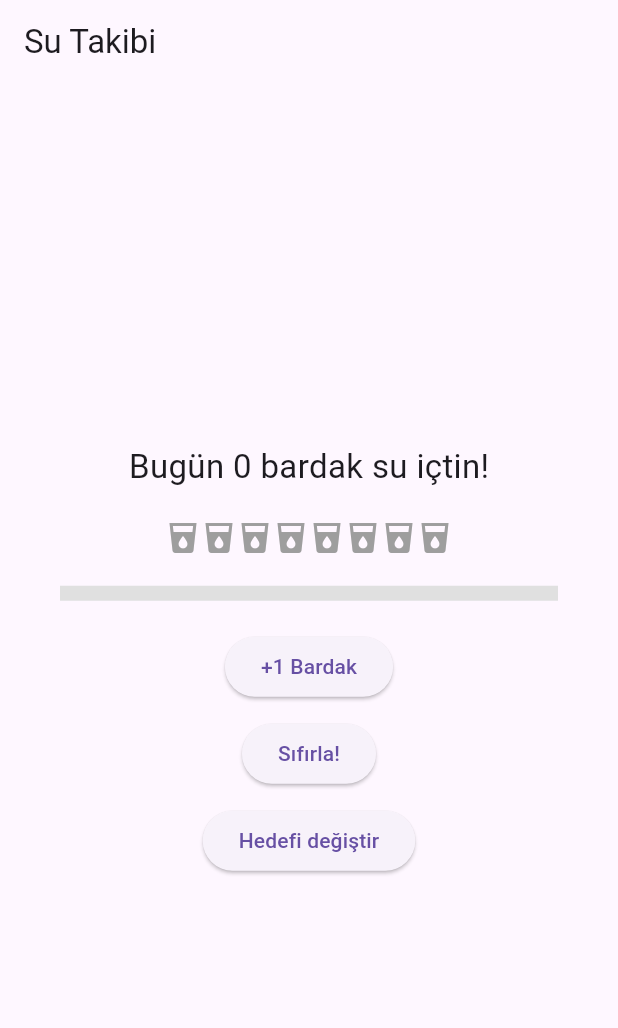
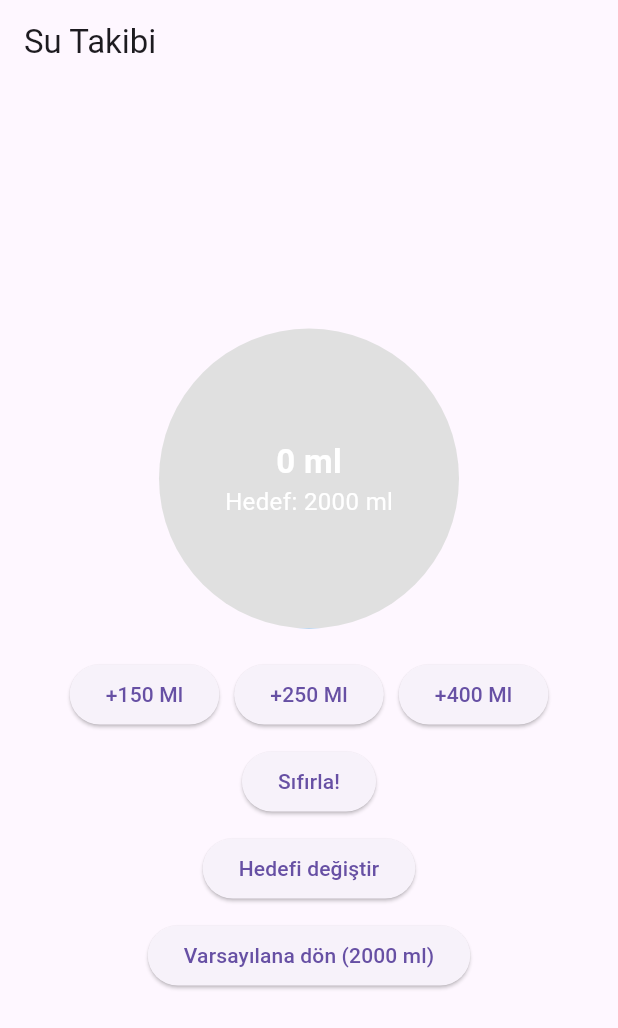
Before and after one commit to HaChaQe/Water-Track-App, a Flutter app: the screen it shows after launch, on a phone screen of 412 x 824 dp. Shown: the top 1028 px of the screen. Run offline on Flutter 3.47's test engine with Material 3 defaults, Android fonts, the phone set to English and light mode, and no system bars; our stand-ins replace confetti, shared_preferences.

Commit message:
Add different glass sizes, default goal button, and circular progress UI

```diff
--- a/lib/main.dart
+++ b/lib/main.dart
@@ -1,6 +1,8 @@
 import 'package:flutter/material.dart';
 import 'package:shared_preferences/shared_preferences.dart';
 import 'package:confetti/confetti.dart';
+import 'dart:math';
+
 
 void main() {
   runApp(const MyApp());
@@ -18,81 +20,85 @@ class MyApp extends StatelessWidget {
   }
 }
 
-class WaterTracker extends StatefulWidget{
+class WaterTracker extends StatefulWidget {
   const WaterTracker({super.key});
   @override
   State<WaterTracker> createState() => _WaterTracker();
 }
 
-class _WaterTracker extends State<WaterTracker> {
-  int glasses = 0;
-  int dailyGoal = 8;
+class _WaterTracker extends State<WaterTracker> with SingleTickerProviderStateMixin {
+  int totalMl = 0;
+  int dailyGoal = 2000;
   late ConfettiController _confettiController;
+  late AnimationController _waveController;
 
   @override
-  void initState(){
+  void initState() {
     super.initState();
     _confettiController = ConfettiController(duration: const Duration(seconds: 2));
+    _waveController = AnimationController(
+      vsync: this,
+      duration: const Duration(seconds: 2),
+    )..repeat();
     _loadGoal();
-    _loadGlasses();
+    _loadMl();
   }
 
   @override
   void dispose() {
     _confettiController.dispose();
+    _waveController.dispose();
     super.dispose();
   }
 
-  _loadGlasses() async {
+  _loadMl() async {
     SharedPreferences prefs = await SharedPreferences.getInstance();
-
     final today = DateTime.now();
     final savedDateString = prefs.getString('lastDate');
 
-    if (savedDateString != null){
+    if (savedDateString != null) {
       final savedDate = DateTime.parse(savedDateString);
-      if(savedDate.day != today.day
-      || savedDate.month != today.month
-      || savedDate.year != today.year) {
-        glasses = 0;
-      }else {
-        glasses = (prefs.getInt('glasses')?? 0);
+      if (savedDate.day != today.day ||
+          savedDate.month != today.month ||
+          savedDate.year != today.year) {
+        totalMl = 0;
+      } else {
+        totalMl = prefs.getInt('totalMl') ?? 0;
       }
     } else {
-      glasses = (prefs.getInt('glasses')?? 0);
+      totalMl = prefs.getInt('totalMl') ?? 0;
     }
 
     await prefs.setString('lastDate', today.toIso8601String());
-
     setState(() {});
   }
 
-  _saveGlasses() async {
+  _saveMl() async {
     SharedPreferences prefs = await SharedPreferences.getInstance();
-    prefs.setInt('glasses', glasses);
+    prefs.setInt('totalMl', totalMl);
   }
 
   _loadGoal() async {
     SharedPreferences prefs = await SharedPreferences.getInstance();
     setState(() {
-      dailyGoal = prefs.getInt('dailyGoal') ?? 8;
+      dailyGoal = prefs.getInt('dailyGoal') ?? 2000;
     });
   }
 
-  void addGlass() {
+  void addWater(int ml) {
     setState(() {
-      glasses++;
-      _saveGlasses();
-      if (glasses >= dailyGoal){
+      totalMl += ml;
+      _saveMl();
+      if (totalMl >= dailyGoal) {
         _confettiController.play();
       }
     });
   }
 
-  void resetGlass() {
+  void resetWater() {
     setState(() {
-      glasses = 0;
-      _saveGlasses();
+      totalMl = 0;
+      _saveMl();
     });
   }
 
@@ -105,41 +111,84 @@ class _WaterTracker extends State<WaterTracker> {
   }
 
   @override
-  Widget build(BuildContext context){
+  Widget build(BuildContext context) {
+    double progress = totalMl / dailyGoal;
+    if (progress > 1.0) progress = 1.0;
+
     return Scaffold(
       appBar: AppBar(title: const Text('Su Takibi')),
       body: Stack(
         alignment: Alignment.center,
         children: [
-          Center(
-            child: Column(
+          Column(
             mainAxisAlignment: MainAxisAlignment.center,
             children: [
-                Text("Bugün $glasses bardak su içtin!",
-                    style: const TextStyle(fontSize: 22)),
+              SizedBox(
+                width: 200,
+                height: 200,
+                child: Stack(
+                  alignment: Alignment.center,
+                  children: [
+                    // Daire arka plan
+                    Container(
+                      width: 200,
+                      height: 200,
+                      decoration: BoxDecoration(
+                        shape: BoxShape.circle,
+                        color: Colors.grey[300],
+                      ),
+                    ),
+                    // Sıvı animasyonu
+                    AnimatedBuilder(
+                      animation: _waveController,
+                      builder: (context, child) {
+                        return ClipPath(
+                          clipper: WaveClipper(
+                            animationValue: _waveController.value,
+                            progress: progress,
+                          ),
+                          child: Container(
+                            width: 200,
+                            height: 200,
+                            decoration: const BoxDecoration(
+                              color: Colors.blue,
+                              shape: BoxShape.circle,
+                            ),
+                          ),
+                        );
+                      },
+                    ),
+                    // Ortadaki yazılar
+                    Column(
+                      mainAxisAlignment: MainAxisAlignment.center,
+                      children: [
+                        Text(
+                          "$totalMl ml",
+                          style: const TextStyle(
+                              fontSize: 22, fontWeight: FontWeight.bold, color: Colors.white),
+                        ),
+                        Text(
+                          "Hedef: $dailyGoal ml",
+                          style: const TextStyle(fontSize: 16, color: Colors.white),
+                        ),
+                      ],
+                    ),
+                  ],
+                ),
+              ),
               const SizedBox(height: 20),
               Row(
                 mainAxisAlignment: MainAxisAlignment.center,
-                  children: List.generate(dailyGoal, (index) {
-                    return Icon(
-                      Icons.local_drink,
-                      color: index < glasses ? Colors.blue : Colors.grey,
-                    );
-                  }),
+                children: [
+                  ElevatedButton(onPressed: () => addWater(150), child: const Text("+150 Ml")),
+                  const SizedBox(width: 10),
+                  ElevatedButton(onPressed: () => addWater(250), child: const Text("+250 Ml")),
+                  const SizedBox(width: 10),
+                  ElevatedButton(onPressed: () => addWater(400), child: const Text("+400 Ml")),
+                ],
               ),
-                const SizedBox(height: 20),
-                Padding(
-                  padding: const EdgeInsets.symmetric(horizontal: 40),
-                  child: LinearProgressIndicator(
-                    value: glasses / dailyGoal,
-                    minHeight: 10,
-                    backgroundColor: Colors.grey[300],
-                  ),
-                ),
-                const SizedBox(height: 20),
-                ElevatedButton(onPressed: addGlass, child: const Text("+1 Bardak")),
               const SizedBox(height: 10),
-                ElevatedButton(onPressed: resetGlass, child: const Text("Sıfırla!")),
+              ElevatedButton(onPressed: resetWater, child: const Text("Sıfırla!")),
               const SizedBox(height: 10),
               ElevatedButton(
                 onPressed: () async {
@@ -151,8 +200,7 @@ class _WaterTracker extends State<WaterTracker> {
                       content: TextField(
                         controller: controller,
                         keyboardType: TextInputType.number,
-                          decoration:
-                              const InputDecoration(hintText: "Kaç bardak?"),
+                        decoration: const InputDecoration(hintText: "Kaç ml?"),
                       ),
                       actions: [
                         TextButton(
@@ -177,10 +225,13 @@ class _WaterTracker extends State<WaterTracker> {
                 },
                 child: const Text("Hedefi değiştir"),
               ),
+              const SizedBox(height: 10),
+              ElevatedButton(
+                onPressed: () => setDailyGoal(2000),
+                child: const Text("Varsayılana dön (2000 ml)"),
+              )
             ],
           ),
-          ),
-          // Confetti widget mutlaka Stack içinde olmalı
           ConfettiWidget(
             confettiController: _confettiController,
             blastDirectionality: BlastDirectionality.explosive,
@@ -197,3 +248,31 @@ class _WaterTracker extends State<WaterTracker> {
     );
   }
 }
+
+// Dalgalı kesme clipper
+class WaveClipper extends CustomClipper<Path> {
+  final double animationValue;
+  final double progress;
+
+  WaveClipper({required this.animationValue, required this.progress});
+
+  @override
+  Path getClip(Size size) {
+    final Path path = Path();
+    final double waveHeight = 10;
+    final double baseHeight = size.height * (1 - progress);
+    path.moveTo(0, size.height);
+
+    for (double i = 0; i <= size.width; i++) {
+      double y = sin((i / size.width * 2 * pi) + (animationValue * 2 * pi)) * waveHeight + baseHeight;
+      path.lineTo(i, y);
+    }
+
+    path.lineTo(size.width, size.height);
+    path.close();
+    return path;
+  }
+
+  @override
+  bool shouldReclip(covariant WaveClipper oldClipper) => true;
+}
--- a/pubspec.yaml
+++ b/pubspec.yaml
@@ -36,6 +36,8 @@ dependencies:
   cupertino_icons: ^1.0.8
   shared_preferences: ^2.5.3
   confetti: ^0.8.0
+  percent_indicator: ^4.2.5
+  liquid_progress_indicator: ^0.4.0
 
 dev_dependencies:
   flutter_test:
@@ -46,7 +48,7 @@ dev_dependencies:
   # activated in the `analysis_options.yaml` file located at the root of your
   # package. See that file for information about deactivating specific lint
   # rules and activating additional ones.
-  flutter_lints: ^5.0.0
+  flutter_lints: ^6.0.0
 
 # For information on the generic Dart part of this file, see the
 # following page: https://dart.dev/tools/pub/pubspec
```
Also changed, not shown: pubspec.lock, 1 other file. Lines whose indentation alone changed are shown as unchanged.
